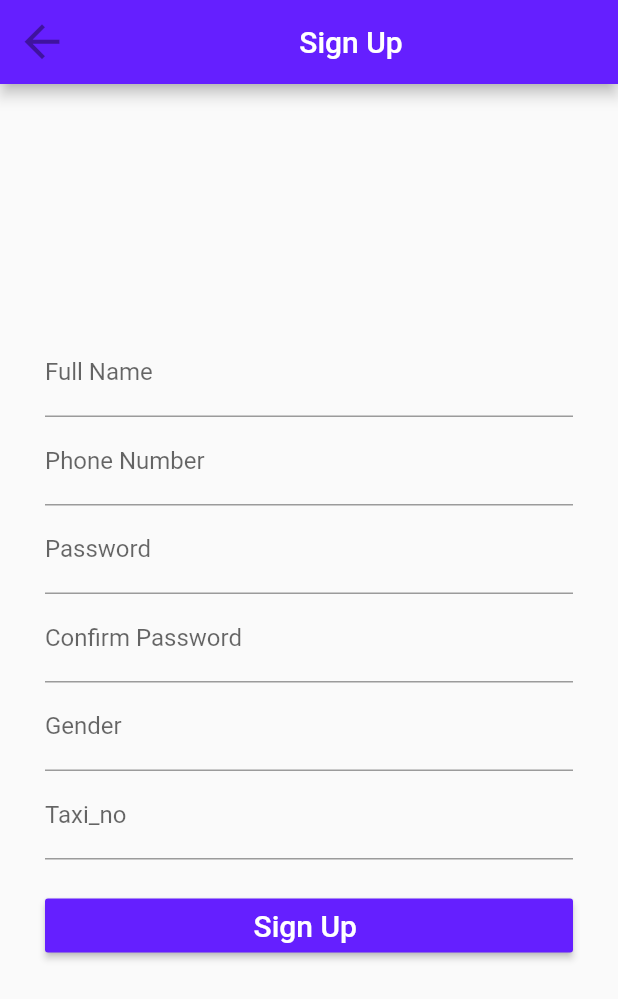
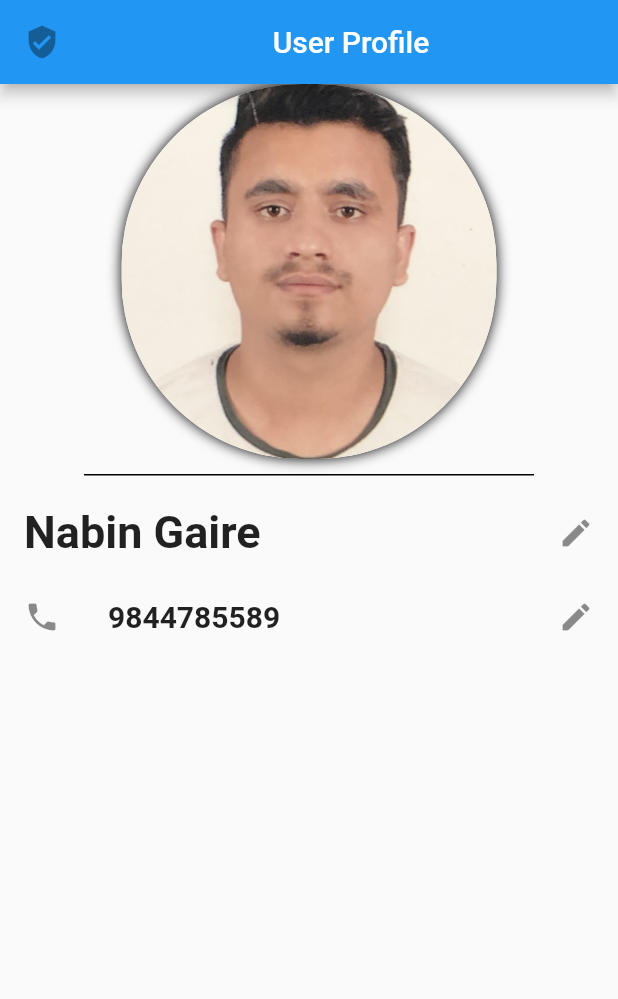
Before and after one commit to nabingaire/Bola-Taxi, a Flutter app: the screen it shows after launch, on a phone screen of 412 x 824 dp. Shown: the top 999 px of the screen. Run offline on Flutter 3.47's test engine with Material 2 defaults, Android fonts, the light colour scheme and no system bars.

Commit message:
Added user profile page

```diff
--- a/bola_taxi/lib/Pages/RideHistory.dart
+++ b/bola_taxi/lib/Pages/RideHistory.dart
@@ -42,6 +42,7 @@ class _RideHistoryUI extends StatelessWidget {
               )
             ])),
             Card(
+
                 child:
                     Column(mainAxisSize: MainAxisSize.min, children: <Widget>[
               const ListTile(
--- /dev/null
+++ b/bola_taxi/lib/Pages/UserProfile.dart
@@ -0,0 +1,92 @@
+import 'package:flutter/cupertino.dart';
+import 'package:flutter/material.dart';
+import 'package:flutter/widgets.dart';
+
+class UserProfile extends StatefulWidget {
+  @override
+  _UserProfileState createState() => _UserProfileState();
+}
+
+class _UserProfileState extends State<UserProfile> {
+  @override
+  Widget build(BuildContext context) {
+    return MaterialApp(
+      home: _UserProfileUI(),
+    );
+
+  }
+}
+class _UserProfileUI extends StatelessWidget {
+  @override
+  Widget build(BuildContext context) {
+    return   new Scaffold(
+        appBar: AppBar(
+          title: new Center(
+            child: new Text("User Profile"),
+          ),
+          leading: new IconButton(
+            icon: new Icon(Icons.verified_user),
+          ),
+        ),
+        body: new Stack(
+          children: <Widget>[
+
+
+            Center(
+              // width: 300.0,
+              // top: MediaQuery.of(context).size.height / 12,
+              child: Column(
+                children: <Widget>[
+                  Container(
+                      width: 250.0,
+                      height: 250.0,
+                      decoration: BoxDecoration(
+                          color: Colors.white,
+                          image: DecorationImage(
+                              image: AssetImage('assets/images/pp.png'),
+                              fit: BoxFit.cover),
+                          borderRadius: BorderRadius.all(Radius.circular(120.0)),
+                          boxShadow: [
+                            BoxShadow(blurRadius: 7.0, color: Colors.black)
+                          ]
+                          )
+                          ),
+                          new Container(
+                            height: 1.0,
+                            width: 300.0,
+                            color: Colors.black,
+                            margin: const EdgeInsets.only(top: 10.0,bottom: 10.0),
+                            padding: EdgeInsets.fromLTRB(0, 50, 0, 80),
+                          ),
+
+
+                          ListTile(
+                            trailing: Icon(Icons.edit),
+                               title: Text(
+                                 "Nabin Gaire",
+                                 style: TextStyle(
+                                   fontSize: 30.0,
+                                   fontWeight: FontWeight.bold,
+                                 ),
+                                 ),
+                            ) ,
+                             ListTile(
+                            trailing: Icon(Icons.edit),
+                            leading: Icon(Icons.phone),
+                               title: Text(
+                                 "9844785589",
+                                 style: TextStyle(
+                                   fontSize: 20.0,
+                                   fontWeight: FontWeight.bold,
+                                 ),
+                                 ),
+                            ) ,
+
+                ],
+              ),
+            )
+
+            ],
+        ));
+  }
+}
--- a/bola_taxi/lib/main.dart
+++ b/bola_taxi/lib/main.dart
@@ -7,7 +7,9 @@ import 'package:bola_taxi/Pages/SignUpPassenger.dart' as prefix0;
 import 'package:bola_taxi/Pages/SignupChoice.dart';
 import 'package:bola_taxi/Pages/SignupPassenger.dart';
 import 'package:bola_taxi/Pages/Splash.dart';
+import 'package:bola_taxi/Pages/UserProfile.dart';
 import 'package:bola_taxi/pages/Login.dart';
+import 'package:flutter/foundation.dart';
 import 'package:flutter/material.dart';
 
 void main() => runApp(HomePage());
@@ -22,7 +24,7 @@ class _HomePageState extends State<HomePage> {
   Widget build(BuildContext context) {
     return MaterialApp(
       home: Scaffold(
-        body: SignUpDriver(),
+        body: UserProfile(),
       ),
     );
   }
```
Also changed, not shown: bola_taxi/lib/Pages/DriversHome.dart (+14 -20 lines), bola_taxi/lib/Pages/PassengersHome.dart (+90 -67 lines).
